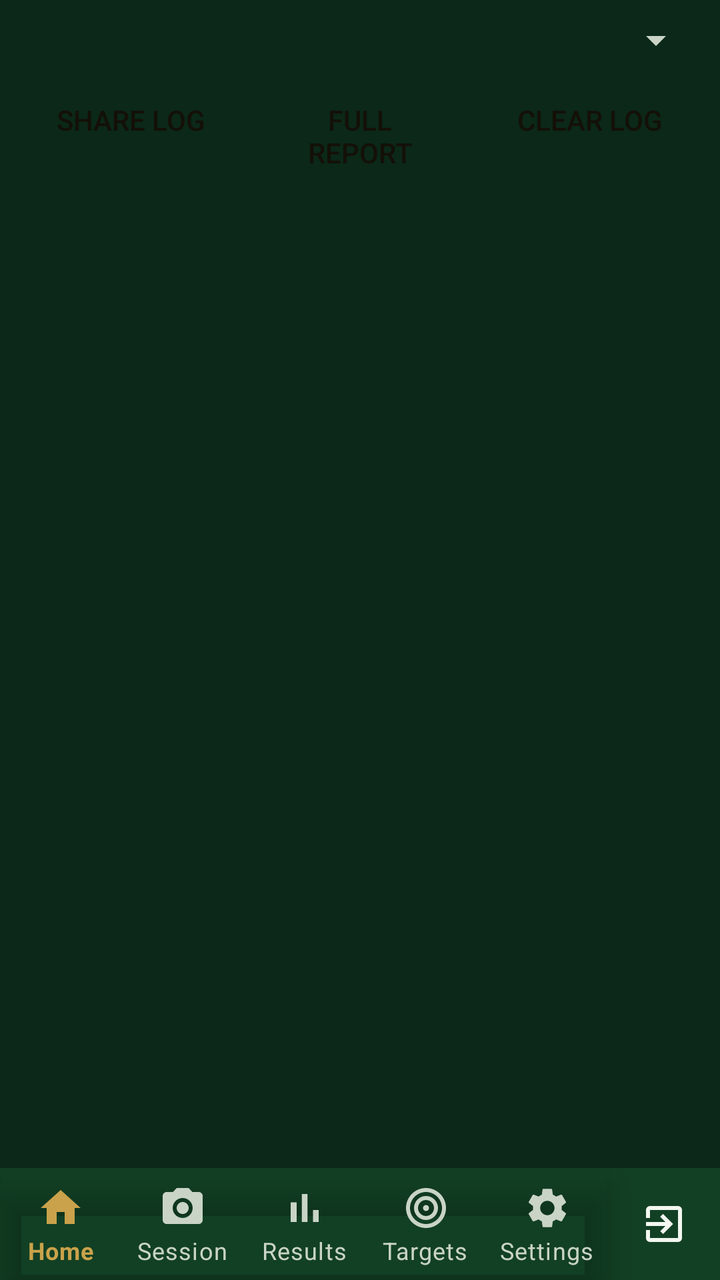
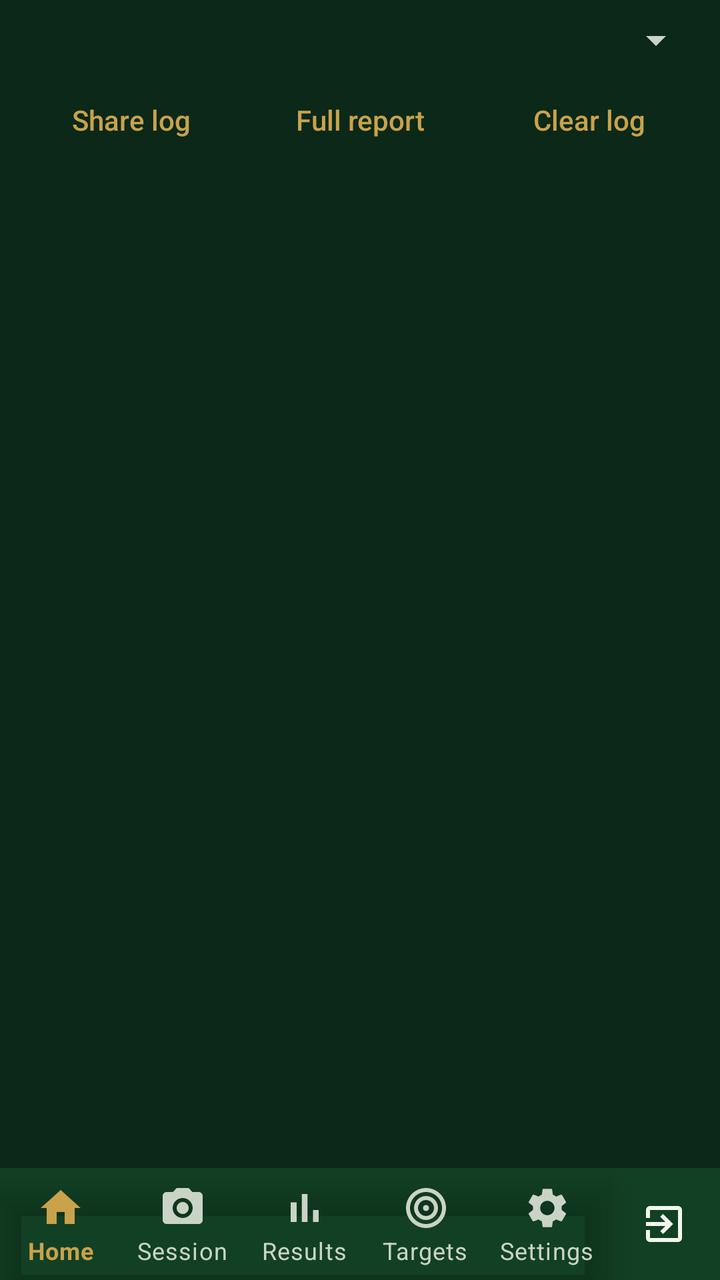

Screens rendered from an Android XML layout before and after an edit, with the pre-edit source and the edit as a unified diff.
<!-- AndroidManifest.xml: application theme Theme.STS -->
<!-- res/layout/activity_log.xml -->
<?xml version="1.0" encoding="utf-8"?>
<LinearLayout xmlns:android="http://schemas.android.com/apk/res/android"
    android:layout_width="match_parent"
    android:layout_height="match_parent"
    android:orientation="vertical">

    
    <LinearLayout
        android:layout_width="match_parent"
        android:layout_height="wrap_content"
        android:orientation="vertical"
        android:padding="8dp">

        <Spinner android:id="@+id/spLevel"
            android:layout_width="match_parent"
            android:layout_height="wrap_content" />

        <LinearLayout
            android:layout_width="match_parent"
            android:layout_height="wrap_content"
            android:orientation="horizontal"
            android:layout_marginTop="4dp">
            <Button android:id="@+id/btnShare"
                android:layout_width="0dp" android:layout_weight="1"
                android:layout_height="wrap_content"
                style="?android:attr/borderlessButtonStyle" android:text="Share log" />
            <Button android:id="@+id/btnShareAll"
                android:layout_width="0dp" android:layout_weight="1"
                android:layout_height="wrap_content"
                style="?android:attr/borderlessButtonStyle" android:text="Full report" />
            <Button android:id="@+id/btnClear"
                android:layout_width="0dp" android:layout_weight="1"
                android:layout_height="wrap_content"
                style="?android:attr/borderlessButtonStyle" android:text="Clear log" />
        </LinearLayout>
    </LinearLayout>

    <ScrollView
        android:id="@+id/scroll"
        android:layout_width="match_parent"
        android:layout_height="0dp"
        android:layout_weight="1">
        <TextView android:id="@+id/tvLog"
            android:layout_width="match_parent"
            android:layout_height="wrap_content"
            android:padding="8dp"
            android:typeface="monospace"
            android:textSize="10sp"
            android:textIsSelectable="true" />
    </ScrollView>

    <include layout="@layout/include_bottom_nav" />

</LinearLayout>
<!-- res/layout/include_bottom_nav.xml (included above) -->
<?xml version="1.0" encoding="utf-8"?>
<LinearLayout xmlns:android="http://schemas.android.com/apk/res/android"
    xmlns:app="http://schemas.android.com/apk/res-auto"
    android:layout_width="match_parent"
    android:layout_height="wrap_content"
    android:orientation="horizontal"
    android:background="?attr/colorSurface">

    <com.google.android.material.bottomnavigation.BottomNavigationView
        android:id="@+id/bottomNav"
        android:layout_width="0dp"
        android:layout_weight="1"
        android:layout_height="wrap_content"
        android:background="@android:color/transparent"
        app:itemIconTint="@color/bottom_nav_item"
        app:itemTextColor="@color/bottom_nav_item"
        app:labelVisibilityMode="labeled"
        app:menu="@menu/bottom_nav_menu" />

    <LinearLayout
        android:id="@+id/btnExit"
        android:layout_width="56dp"
        android:layout_height="match_parent"
        android:orientation="vertical"
        android:gravity="center"
        android:background="?attr/selectableItemBackgroundBorderless"
        android:contentDescription="@string/nav_exit">

        
        <ImageView
            android:layout_width="24dp"
            android:layout_height="24dp"
            android:src="@drawable/ic_nav_exit"
            app:tint="?android:attr/textColorPrimary"
            android:importantForAccessibility="no" />
    </LinearLayout>
</LinearLayout>
<!-- resources referenced by this layout -->
<resources>
  <!-- drawable ic_nav_exit (drawable) -->
  <vector xmlns:android="http://schemas.android.com/apk/res/android"
      android:width="24dp" android:height="24dp"
      android:viewportWidth="24" android:viewportHeight="24">
      <path android:fillColor="@android:color/white" android:pathData="M10.09,15.59L11.5,17l5,-5 -5,-5 -1.41,1.41L12.67,11H3v2h9.67l-2.58,2.59zM19,3H5c-1.11,0 -2,0.9 -2,2v4h2V5h14v14H5v-4H3v4c0,1.1 0.89,2 2,2h14c1.1,0 2,-0.9 2,-2V5c0,-1.1 -0.9,-2 -2,-2z" />
  </vector>
  <string name="nav_exit">Exit</string>
  <style name="Theme.STS" parent="Theme.STS.Dark" />
  <style name="Theme.STS.Dark" parent="Theme.STS.Base">
          <item name="android:windowBackground">@color/dark_bg</item>
          <item name="colorSurface">@color/dark_surface</item>
          <item name="colorPrimary">@color/dark_accent</item>
          <item name="colorSecondary">@color/dark_accent</item>
          <item name="colorAccent">@color/dark_accent</item>
          <item name="colorOnPrimary">@color/dark_on_accent</item>
          <item name="colorOnSecondary">@color/dark_on_accent</item>
          <item name="android:colorBackground">@color/dark_surface</item>
          <item name="android:textColorPrimary">@color/dark_text</item>
          <item name="android:textColorSecondary">@color/dark_text_dim</item>
          <item name="android:textColorTertiary">#C9D4C6</item>
          <item name="android:textColorHint">#A6B2A4</item>
          <item name="colorOnSurface">@color/dark_text</item>
          <item name="colorOnBackground">@color/dark_text</item>
      </style>
  <style name="Theme.STS.Base" parent="Theme.MaterialComponents.NoActionBar">
          <item name="android:statusBarColor">@color/dark_bg</item>
      </style>
  <color name="dark_bg">#0B2818</color>
  <color name="dark_surface">#124024</color>
  <color name="dark_accent">#C9A24B</color>
  <color name="dark_on_accent">#141008</color>
  <color name="dark_text">#F2F7F0</color>
  <color name="dark_text_dim">#C9D4C6</color>
</resources>

<!-- the commit's change to res/layout/activity_log.xml (unified diff, before → after) -->
@@ -23,15 +23,15 @@
             <Button android:id="@+id/btnShare"
                 android:layout_width="0dp" android:layout_weight="1"
                 android:layout_height="wrap_content"
-                style="?android:attr/borderlessButtonStyle" android:text="Share log" />
+                style="@style/Sts.TextButton" android:text="Share log" />
             <Button android:id="@+id/btnShareAll"
                 android:layout_width="0dp" android:layout_weight="1"
                 android:layout_height="wrap_content"
-                style="?android:attr/borderlessButtonStyle" android:text="Full report" />
+                style="@style/Sts.TextButton" android:text="Full report" />
             <Button android:id="@+id/btnClear"
                 android:layout_width="0dp" android:layout_weight="1"
                 android:layout_height="wrap_content"
-                style="?android:attr/borderlessButtonStyle" android:text="Clear log" />
+                style="@style/Sts.TextButton" android:text="Clear log" />
         </LinearLayout>
     </LinearLayout>
 
<!-- resource entries referenced after the edit -->
@@ -7,6 +7,11 @@
       <path android:fillColor="@android:color/white" android:pathData="M10.09,15.59L11.5,17l5,-5 -5,-5 -1.41,1.41L12.67,11H3v2h9.67l-2.58,2.59zM19,3H5c-1.11,0 -2,0.9 -2,2v4h2V5h14v14H5v-4H3v4c0,1.1 0.89,2 2,2h14c1.1,0 2,-0.9 2,-2V5c0,-1.1 -0.9,-2 -2,-2z" />
   </vector>
   <string name="nav_exit">Exit</string>
+  <style name="Sts.TextButton" parent="Widget.AppCompat.Button.Borderless">
+          <item name="android:textColor">?attr/colorAccent</item>
+          <item name="android:textAllCaps">false</item>
+          <item name="android:textSize">14sp</item>
+      </style>
   <style name="Theme.STS" parent="Theme.STS.Dark" />
   <style name="Theme.STS.Dark" parent="Theme.STS.Base">
           <item name="android:windowBackground">@color/dark_bg</item>
